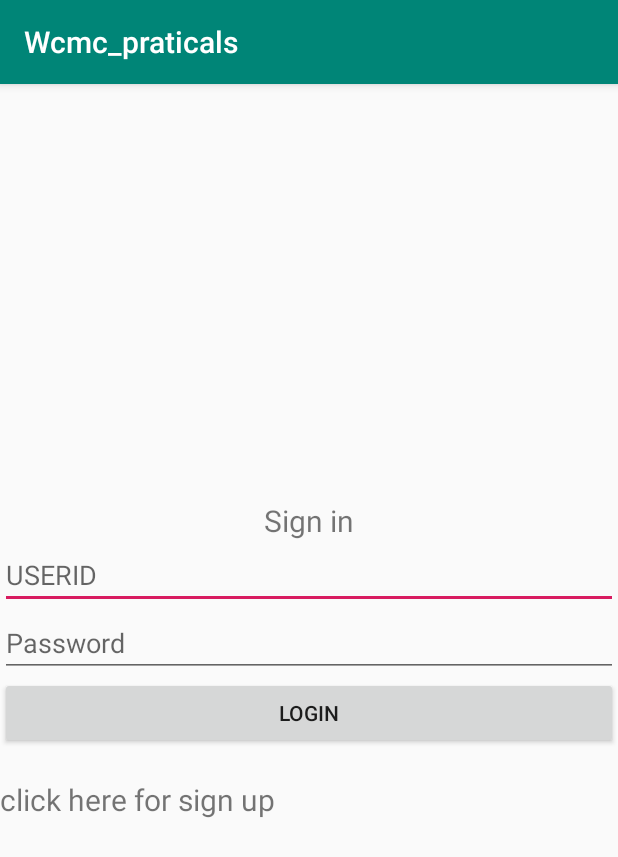
After one commit to mohit10696/wcmc_pratical, an Android app: the pratical10 screen opened directly, with no data from a screen before it, on a phone screen of 412 x 824 dp. The commit adds this screen. Shown: the top 857 px of the screen. Run offline under Robolectric (Android 15) with nearby library versions, the phone set to English and light mode, and no system bars.

Commit message:
pratical10

```diff
--- /dev/null
+++ b/app/src/main/java/com/example/wcmc_praticals/database.java
@@ -0,0 +1,50 @@
+package com.example.wcmc_praticals;
+
+import android.content.ContentValues;
+import android.content.Context;
+import android.database.Cursor;
+import android.database.sqlite.SQLiteDatabase;
+import android.database.sqlite.SQLiteOpenHelper;
+
+import androidx.annotation.Nullable;
+
+public class database extends SQLiteOpenHelper {
+    static String dbname = "wcmc";
+    String tblname = "login";
+    String col1 = "ID";
+    String col2 = "PASSWORD";
+    String col3 = "NAME";
+    public database(@Nullable Context context) {
+        super(context, dbname, null, 1);
+    }
+
+    @Override
+    public void onCreate(SQLiteDatabase db) {
+        db.execSQL("create table " + tblname +" (ID TEXT ,PASSWORD TEXT,NAME TEXT)");
+    }
+
+    @Override
+    public void onUpgrade(SQLiteDatabase db, int oldVersion, int newVersion) {
+       // db.execSQL("DROP TABLE IF EXISTS "+tblname);
+        onCreate(db);
+    }
+
+    public boolean insertData(String ID,String PASSWORD,String NAME) {
+        SQLiteDatabase db = this.getWritableDatabase();
+        ContentValues contentValues = new ContentValues();
+        contentValues.put(col1,ID);
+        contentValues.put(col2,PASSWORD);
+        contentValues.put(col3,NAME);
+        long result = db.insert(tblname,null ,contentValues);
+        if(result == -1)
+            return false;
+        else
+            return true;
+    }
+
+    public Cursor getData(String ID) {
+        SQLiteDatabase db = this.getWritableDatabase();
+        Cursor res = db.rawQuery("select * from "+tblname + " where ID = "+"'"+ ID+"'",null);
+        return res;
+    }
+}
--- /dev/null
+++ b/app/src/main/java/com/example/wcmc_praticals/pratical10.java
@@ -0,0 +1,53 @@
+package com.example.wcmc_praticals;
+
+import androidx.appcompat.app.AppCompatActivity;
+
+import android.content.Intent;
+import android.database.Cursor;
+import android.os.Bundle;
+import android.view.View;
+import android.widget.EditText;
+import android.widget.Toast;
+
+public class pratical10 extends AppCompatActivity {
+
+    EditText username,password;
+    database myDb;
+    @Override
+    protected void onCreate(Bundle savedInstanceState) {
+        super.onCreate(savedInstanceState);
+        setContentView(R.layout.activity_pratical10);
+        username = findViewById(R.id.ID);
+        password = findViewById(R.id.password);
+        myDb = new database(this);
+    }
+
+    public void loginmethod(View view) {
+        String user = username.getText().toString();
+        String pwd = password.getText().toString();
+        Cursor res = myDb.getData(user);
+        if(res.getCount() == 0){
+            Toast.makeText(getApplicationContext(), "No user found", Toast.LENGTH_SHORT).show();
+        }
+        else{
+            String names = "";
+            String pd = "";
+            while (res.moveToNext()) {
+                names = res.getString(2);
+                pd = res.getString(1);
+            }
+            if(pd.equals(pwd))
+                Toast.makeText(getApplicationContext(),"Welcome, "+names,Toast.LENGTH_LONG).show();
+            else
+                Toast.makeText(getApplicationContext(),"Wrong Password",Toast.LENGTH_LONG).show();
+        }
+
+
+    }
+
+    public void singup(View view) {
+        startActivity(new Intent(getApplicationContext(),signupdb.class));
+    }
+
+
+}
--- /dev/null
+++ b/app/src/main/res/layout/activity_pratical10.xml
@@ -0,0 +1,52 @@
+<?xml version="1.0" encoding="utf-8"?>
+<RelativeLayout xmlns:android="http://schemas.android.com/apk/res/android"
+    xmlns:app="http://schemas.android.com/apk/res-auto"
+    xmlns:tools="http://schemas.android.com/tools"
+    android:layout_width="match_parent"
+    android:layout_height="match_parent"
+    tools:context=".pratical10"
+    android:gravity="center">
+
+
+    <TextView
+        android:layout_centerInParent="true"
+        android:textSize="20dp"
+        android:id="@+id/text"
+        android:layout_width="wrap_content"
+        android:layout_height="wrap_content"
+        android:text="Sign in"/>
+
+    <EditText
+        android:layout_width="match_parent"
+        android:layout_height="wrap_content"
+        android:id="@+id/ID"
+        android:hint="USERID"
+        android:layout_below="@+id/text"/>
+
+    <EditText
+        android:layout_width="match_parent"
+        android:layout_height="wrap_content"
+        android:id="@+id/password"
+        android:inputType="textPassword"
+        android:hint="Password"
+        android:layout_below="@+id/ID"
+        />
+    <Button
+        android:layout_width="match_parent"
+        android:layout_height="wrap_content"
+        android:id="@+id/login"
+        android:layout_below="@+id/password"
+        android:text="login"
+        android:onClick="loginmethod"/>
+
+    <TextView
+        android:layout_width="wrap_content"
+        android:layout_height="wrap_content"
+        android:text="click here for sign up"
+        android:layout_below="@+id/login"
+        android:layout_marginTop="20dp"
+        android:clickable="true"
+        android:onClick="singup"
+        android:textSize="20dp"/>
+
+</RelativeLayout>
```
Also changed, not shown: app/src/main/AndroidManifest.xml (+6 -3 lines), app/src/main/java/com/example/wcmc_praticals/MainActivity.java (+8 -2 lines), app/src/main/java/com/example/wcmc_praticals/signupdb.java (added, +39 -0 lines), app/src/main/res/layout/activity_signupdb.xml (added, +52 -0 lines), app/src/main/res/layout/activity_pratical5.xml (indentation only).
